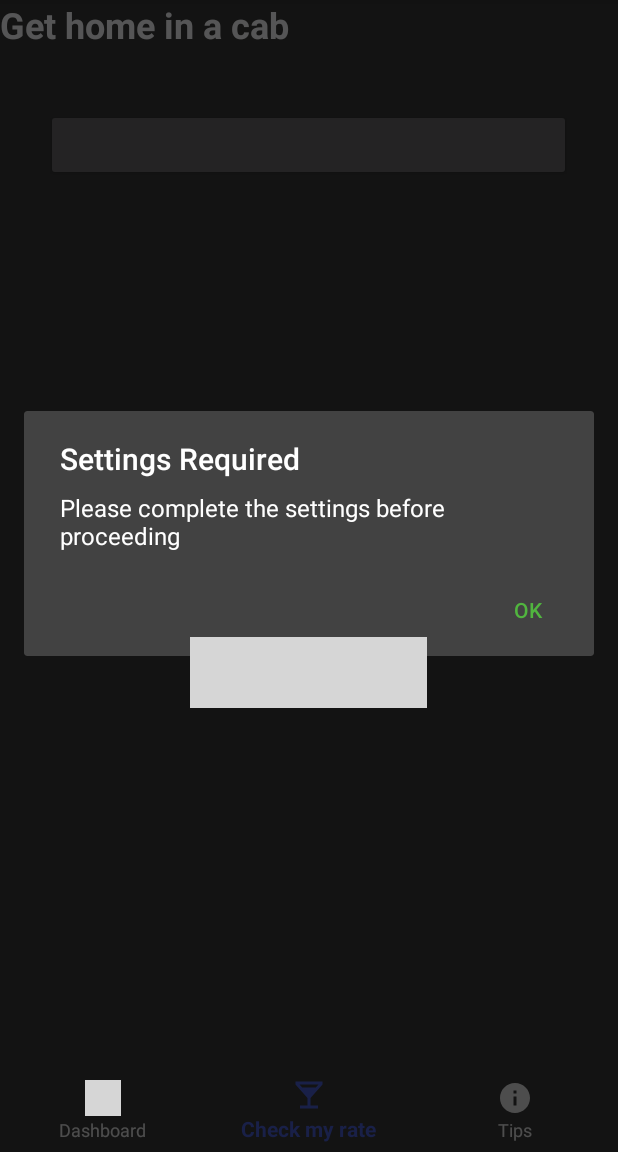
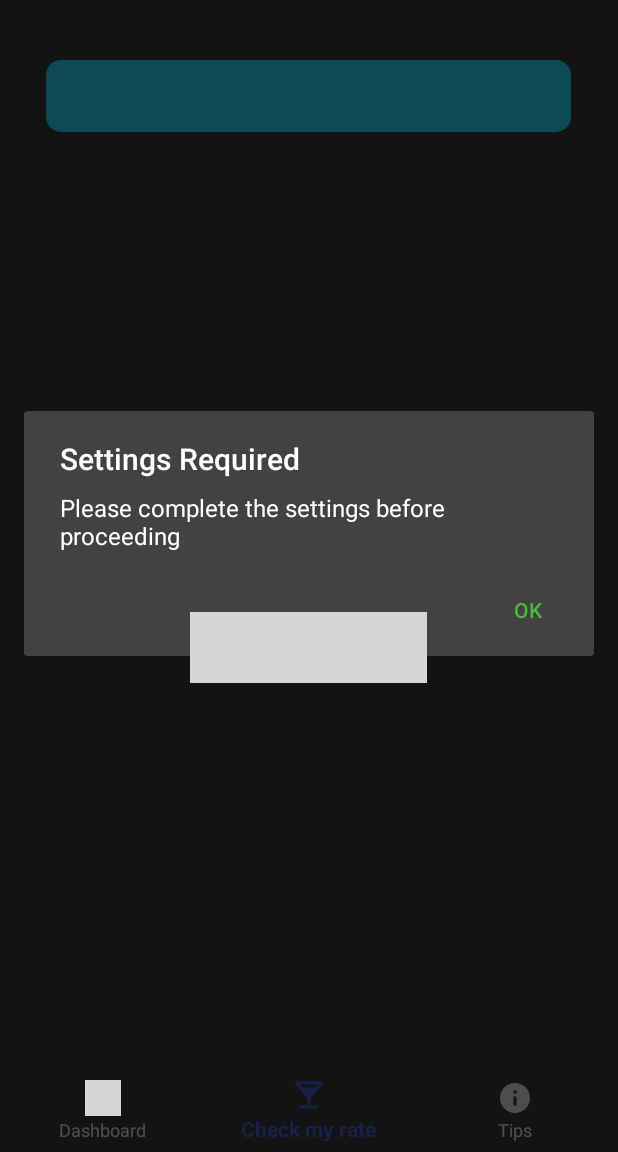
Before and after one commit to monishaMaryMathew/Sloshed, an Android app: the fragment CabBookingFragment placed in its activity, on a phone screen of 412 x 824 dp, the part 84-1236 px from its top. Run offline under Robolectric (Android 15) with nearby library versions, the phone set to English and light mode, and no system bars; our stand-ins replace Room's generated code; libraries missing offline, so code that uses them is left out: com.lyft.lyftbutton, com.lyft.networking, com.uber.sdk; plain views replace LyftButton, RideRequestButton; pictures from the network do not load; 7 statements that could not run were skipped; grey boxes are pictures that could not be loaded.

Commit message:
cab Fragment commit 2

```diff
--- a/app/src/main/java/com/monisha/samples/sloshed/fragments/CabBookingFragment.java
+++ b/app/src/main/java/com/monisha/samples/sloshed/fragments/CabBookingFragment.java
@@ -257,7 +257,9 @@ public class CabBookingFragment extends Fragment {
     @Override
     public void onDestroy() {
         super.onDestroy();
-        googleApiClient.disconnect();
+        if(googleApiClient!=null) {
+            googleApiClient.disconnect();
+        }
         for (Call call : callSet) {
             call.cancel();
         }
--- /dev/null
+++ b/app/src/main/res/drawable/rounded.xml
@@ -0,0 +1,10 @@
+<?xml version="1.0" encoding="utf-8"?>
+<selector xmlns:android="http://schemas.android.com/apk/res/android">
+    <item>
+        <shape android:shape="rectangle">
+            <solid android:color="#1fbad6" />
+            <corners android:radius="10dp" />
+        </shape>
+
+    </item>
+</selector>
--- a/app/src/main/res/layout/fragment_cab_booking.xml
+++ b/app/src/main/res/layout/fragment_cab_booking.xml
@@ -12,23 +12,14 @@
     android:layout_height="fill_parent">
 
 
-    <TextView
-        android:id="@+id/mytextview"
-        android:layout_width="fill_parent"
-        android:layout_height="wrap_content"
-        android:text="Get home in a cab"
-        android:textStyle="bold"
-        android:layout_gravity="center"
-        android:textColor="@color/black"
-        android:textSize="24dp"
-        />
 
     <com.uber.sdk.android.rides.RideRequestButton
         android:layout_width="350dp"
         android:layout_height="wrap_content"
         android:layout_marginTop="40dp"
         uber:ub__style="black"
-        android:layout_gravity="center"/>
+        android:layout_gravity="center"
+        android:background="@drawable/rounded"/>
         <LinearLayout
             android:layout_width="match_parent"
             android:layout_height="match_parent"
```
